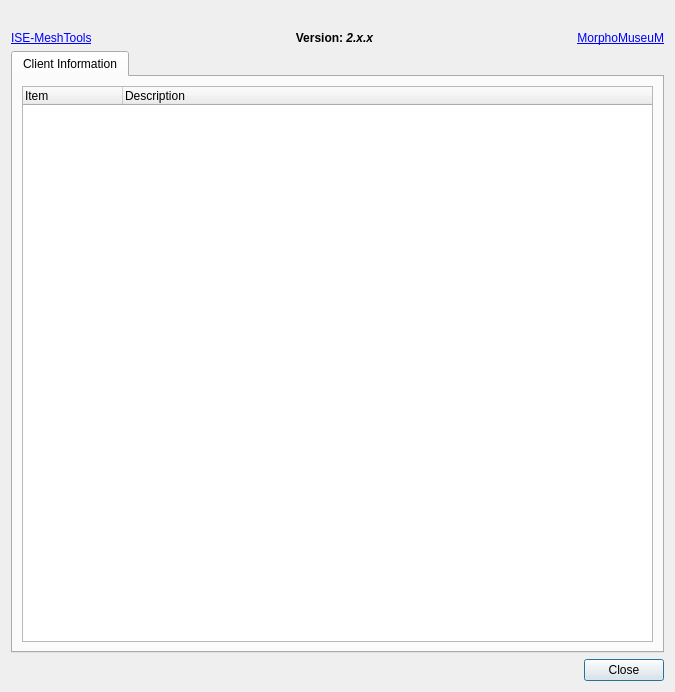
First picture: the form in MeshTools/Qt/mqAboutDialog.ui, repository morphomuseum/ISE-MeshTools, before the edit.
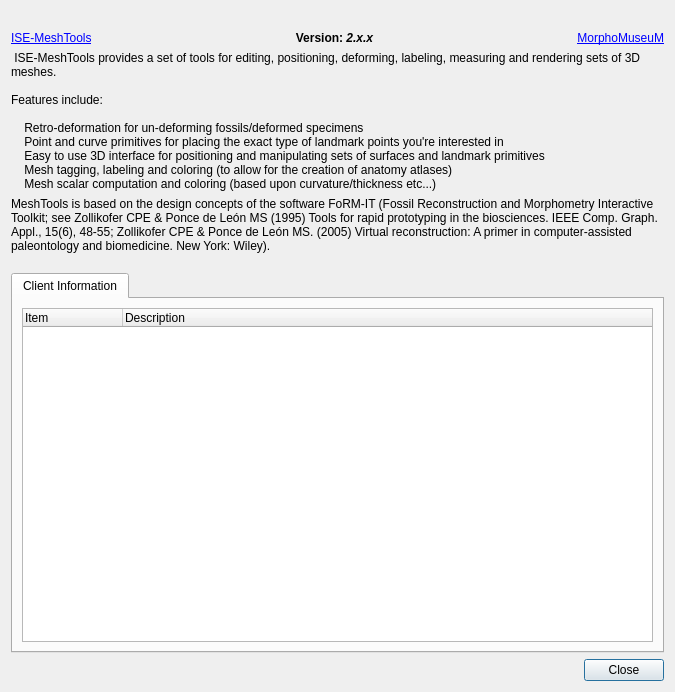
Second picture: the form after the edit. Icons and pictures are not drawn.

Commit message: About window acknowledges FoRM-IT

What changed in the file:
```diff
--- a/MeshTools/Qt/mqAboutDialog.ui
+++ b/MeshTools/Qt/mqAboutDialog.ui
@@ -76,6 +76,38 @@
      </item>
     </layout>
    </item>
+   <item>
+    <widget class="QLabel" name="label">
+     <property name="text">
+      <string> ISE-MeshTools provides a set of tools for editing, positioning, deforming, labeling, measuring and rendering sets of 3D meshes.
+
+Features include:
+
+    Retro-deformation for un-deforming fossils/deformed specimens
+    Point and curve primitives for placing the exact type of landmark points you're interested in
+    Easy to use 3D interface for positioning and manipulating sets of surfaces and landmark primitives
+    Mesh tagging, labeling and coloring (to allow for the creation of anatomy atlases)
+    Mesh scalar computation and coloring (based upon curvature/thickness etc...) </string>
+     </property>
+     <property name="wordWrap">
+      <bool>true</bool>
+     </property>
+    </widget>
+   </item>
+   <item>
+    <widget class="QLabel" name="label_4">
+     <property name="text">
+      <string>MeshTools is based on the design concepts of the software FoRM-IT (Fossil Reconstruction and Morphometry Interactive Toolkit; see Zollikofer CPE &amp; Ponce de León MS (1995) Tools for rapid prototyping in the biosciences. IEEE Comp. Graph. Appl., 15(6), 48-55; Zollikofer CPE &amp; Ponce de León MS. (2005) Virtual reconstruction: A primer in computer-assisted paleontology and biomedicine. New York: Wiley).
+</string>
+     </property>
+     <property name="textFormat">
+      <enum>Qt::AutoText</enum>
+     </property>
+     <property name="wordWrap">
+      <bool>true</bool>
+     </property>
+    </widget>
+   </item>
    <item>
     <widget class="QTabWidget" name="tabWidget">
      <property name="currentIndex">
```
